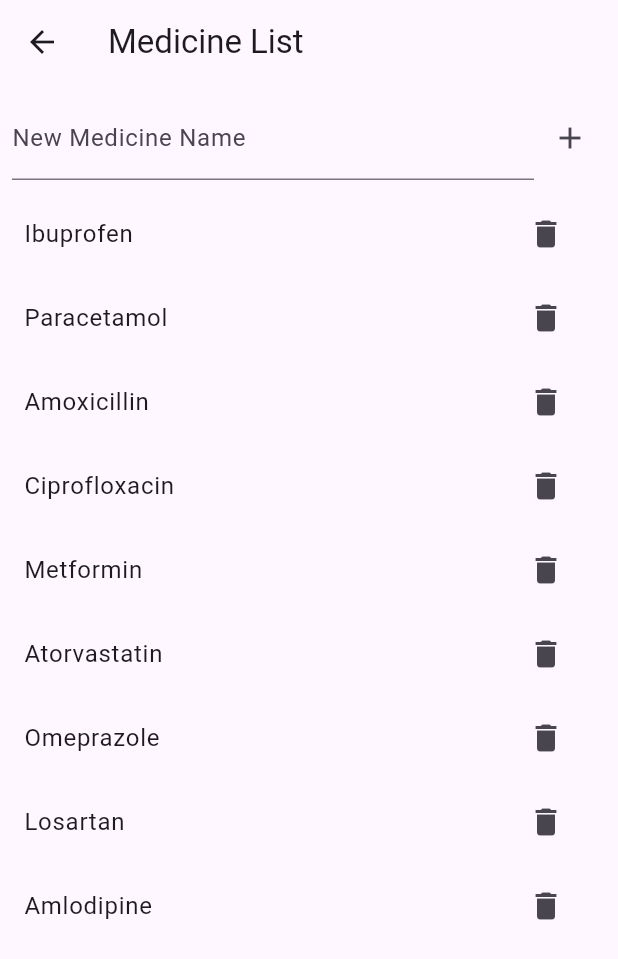
After one commit to Diomastrio/medigo, a Flutter app: the FarmaciaScreen screen opened directly, after a tap on the "delete" icon, on a phone screen of 412 x 824 dp. The commit adds this screen. Shown: the top 959 px of the screen. Run offline on Flutter 3.47's test engine with Material 3 defaults, Android fonts, the phone set to English and light mode, and no system bars; our stand-ins replace shared_preferences, sqflite; accounts and stored records are empty.

Commit message:
Add database helper and medicine model for local storage functionality

```diff
--- /dev/null
+++ b/lib/data/database_helper.dart
@@ -0,0 +1,76 @@
+import 'package:path/path.dart';
+import 'package:sqflite/sqflite.dart';
+import 'models/medicine.dart';
+
+class DatabaseHelper {
+  static final DatabaseHelper _instance = DatabaseHelper._internal();
+  factory DatabaseHelper() => _instance;
+  DatabaseHelper._internal();
+
+  static Database? _database;
+
+  Future<Database> get database async {
+    if (_database != null) return _database!;
+    _database = await _initDatabase();
+    return _database!;
+  }
+
+  Future<Database> _initDatabase() async {
+    String path = join(await getDatabasesPath(), 'medicine.db');
+    return await openDatabase(
+      path,
+      version: 1,
+      onCreate: (db, version) async {
+        await db.execute('''
+          CREATE TABLE medicines(
+            id INTEGER PRIMARY KEY AUTOINCREMENT,
+            name TEXT
+          )
+        ''');
+        await _seedDatabase(db);
+      },
+    );
+  }
+
+  Future<void> _seedDatabase(Database db) async {
+    List<String> initialMedicines = [
+      'Aspirin',
+      'Ibuprofen',
+      'Paracetamol',
+      'Amoxicillin',
+      'Ciprofloxacin',
+      'Metformin',
+      'Atorvastatin',
+      'Omeprazole',
+      'Losartan',
+      'Amlodipine',
+    ];
+
+    for (String medicineName in initialMedicines) {
+      await db.insert('medicines', {'name': medicineName});
+    }
+  }
+
+  Future<List<Medicine>> getMedicines() async {
+    final db = await database;
+    final List<Map<String, dynamic>> maps = await db.query('medicines');
+
+    return List.generate(maps.length, (i) {
+      return Medicine.fromMap(maps[i]);
+    });
+  }
+
+  Future<void> insertMedicine(Medicine medicine) async {
+    final db = await database;
+    await db.insert(
+      'medicines',
+      medicine.toMap(),
+      conflictAlgorithm: ConflictAlgorithm.replace,
+    );
+  }
+
+  Future<void> deleteMedicine(int id) async {
+    final db = await database;
+    await db.delete('medicines', where: 'id = ?', whereArgs: [id]);
+  }
+}
--- /dev/null
+++ b/lib/data/models/medicine.dart
@@ -0,0 +1,14 @@
+class Medicine {
+  final int? id;
+  final String name;
+
+  Medicine({this.id, required this.name});
+
+  Map<String, dynamic> toMap() {
+    return {'id': id, 'name': name};
+  }
+
+  factory Medicine.fromMap(Map<String, dynamic> map) {
+    return Medicine(id: map['id'], name: map['name']);
+  }
+}
--- /dev/null
+++ b/lib/screens/farmacia_screen.dart
@@ -0,0 +1,112 @@
+import 'package:flutter/material.dart';
+import '../../data/database_helper.dart';
+import '../../data/models/medicine.dart';
+
+void main() {
+  runApp(const MyApp());
+}
+
+class MyApp extends StatelessWidget {
+  const MyApp({super.key});
+
+  @override
+  Widget build(BuildContext context) {
+    return const MaterialApp(home: FarmaciaScreen());
+  }
+}
+
+class FarmaciaScreen extends StatefulWidget {
+  const FarmaciaScreen({super.key});
+
+  @override
+  State<FarmaciaScreen> createState() => _FarmaciaScreenState();
+}
+
+class _FarmaciaScreenState extends State<FarmaciaScreen> {
+  final DatabaseHelper _dbHelper = DatabaseHelper();
+  final TextEditingController _textController = TextEditingController();
+  late Future<List<Medicine>> _medicines;
+
+  @override
+  void initState() {
+    super.initState();
+    _refreshMedicineList();
+  }
+
+  void _refreshMedicineList() {
+    setState(() {
+      _medicines = _dbHelper.getMedicines();
+    });
+  }
+
+  void _addMedicine() async {
+    if (_textController.text.isNotEmpty) {
+      await _dbHelper.insertMedicine(Medicine(name: _textController.text));
+      _textController.clear();
+      _refreshMedicineList();
+    }
+  }
+
+  void _deleteMedicine(int id) async {
+    await _dbHelper.deleteMedicine(id);
+    _refreshMedicineList();
+  }
+
+  @override
+  Widget build(BuildContext context) {
+    return Scaffold(
+      appBar: AppBar(title: const Text('Medicine List')),
+      body: Column(
+        children: [
+          Padding(
+            padding: const EdgeInsets.all(8.0),
+            child: Row(
+              children: [
+                Expanded(
+                  child: TextField(
+                    controller: _textController,
+                    decoration: const InputDecoration(
+                      labelText: 'New Medicine Name',
+                    ),
+                  ),
+                ),
+                IconButton(
+                  icon: const Icon(Icons.add),
+                  onPressed: _addMedicine,
+                ),
+              ],
+            ),
+          ),
+          Expanded(
+            child: FutureBuilder<List<Medicine>>(
+              future: _medicines,
+              builder: (context, snapshot) {
+                if (snapshot.connectionState == ConnectionState.waiting) {
+                  return const Center(child: CircularProgressIndicator());
+                } else if (snapshot.hasError) {
+                  return Center(child: Text('Error: ${snapshot.error}'));
+                } else if (!snapshot.hasData || snapshot.data!.isEmpty) {
+                  return const Center(child: Text('No medicines found.'));
+                } else {
+                  return ListView.builder(
+                    itemCount: snapshot.data!.length,
+                    itemBuilder: (context, index) {
+                      final medicine = snapshot.data![index];
+                      return ListTile(
+                        title: Text(medicine.name),
+                        trailing: IconButton(
+                          icon: const Icon(Icons.delete),
+                          onPressed: () => _deleteMedicine(medicine.id!),
+                        ),
+                      );
+                    },
+                  );
+                }
+              },
+            ),
+          ),
+        ],
+      ),
+    );
+  }
+}
--- a/lib/screens/menu_screen.dart
+++ b/lib/screens/menu_screen.dart
@@ -1,5 +1,6 @@
 import 'package:flutter/material.dart';
 import 'recordatorio_screen.dart'; // Add this import
+import 'farmacia_screen.dart';
 
 class MenuScreen extends StatelessWidget {
   final VoidCallback onMenuClose;
@@ -141,6 +142,10 @@ class MenuScreen extends StatelessWidget {
                     builder: (context) => CrearRecordatorioScreen(),
                   ),
                 );
+              } else if (item['label'] == 'Farmacia') {
+                Navigator.of(context).push(
+                  MaterialPageRoute(builder: (context) => FarmaciaScreen()),
+                );
               } else {
                 ScaffoldMessenger.of(context).showSnackBar(
                   SnackBar(content: Text('${item['label']} seleccionado')),
--- a/lib/widgets/custom_time_picker.dart
+++ b/lib/widgets/custom_time_picker.dart
@@ -12,8 +12,8 @@ class CustomTimePicker extends StatefulWidget {
     Key? key,
     required this.initialTime,
     required this.onTimeChanged,
-    this.selectedColor = const Color(0xFF4FC3F7),
-    this.unselectedColor = const Color(0xFF9E9E9E),
+    this.selectedColor = Colors.blue,
+    this.unselectedColor = Colors.grey,
     this.itemHeight = 60.0,
     this.visibleItemCount = 3,
   }) : super(key: key);
@@ -138,7 +138,10 @@ class _CustomTimePickerState extends State<CustomTimePicker> {
           onPressed: () async {
             final TimeOfDay? picked = await showTimePicker(
               context: context,
-              initialTime: TimeOfDay(hour: _selectedHour, minute: _selectedMinute),
+              initialTime: TimeOfDay(
+                hour: _selectedHour,
+                minute: _selectedMinute,
+              ),
             );
             if (picked != null) {
               _updateFromNativePicker(picked);
@@ -146,10 +149,7 @@ class _CustomTimePickerState extends State<CustomTimePicker> {
           },
           child: Text(
             'O toca aquí para seleccionar tiempo',
-            style: TextStyle(
-              color: Colors.blue[600],
-              fontSize: 14,
-            ),
+            style: TextStyle(color: Colors.green, fontSize: 14),
           ),
         ),
       ],
@@ -383,8 +383,8 @@ class _SimpleTimePickerState extends State<SimpleTimePicker> {
         });
         widget.onTimeChanged(time);
       },
-      selectedColor: Colors.blue[400]!,
-      unselectedColor: Colors.grey[600]!,
+      selectedColor: Colors.blue!,
+      unselectedColor: Colors.grey!,
     );
   }
 }
--- a/pubspec.yaml
+++ b/pubspec.yaml
@@ -30,11 +30,12 @@ environment:
 dependencies:
   flutter:
     sdk: flutter
-  shared_preferences: ^2.2.2
 
   # The following adds the Cupertino Icons font to your application.
   # Use with the CupertinoIcons class for iOS style icons.
   cupertino_icons: ^1.0.8
+  shared_preferences: ^2.5.3
+  sqflite: ^2.4.2
 
 dev_dependencies:
   flutter_test:
```
Also changed, not shown: pubspec.lock, 1 other file.
